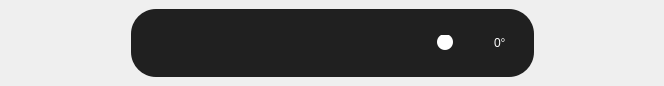
The window that ui_xml/widget_function_stack.ui (zzz-muxin/image-editor) describes before a commit, drawn with Qt 5.
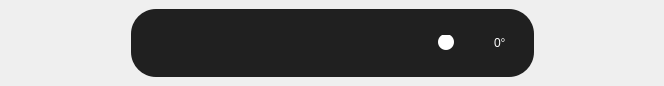
The same window after the commit. The open tabs and pages were chosen to show the change. Icons and pictures are not drawn.

```diff
--- a/ui_xml/widget_function_stack.ui
+++ b/ui_xml/widget_function_stack.ui
@@ -490,7 +490,7 @@
 </string>
             </property>
             <property name="minimum">
-             <number>-43</number>
+             <number>-45</number>
             </property>
             <property name="maximum">
              <number>45</number>
```
Left out of the diff: 2 changed lines with no effect on the pictures.
